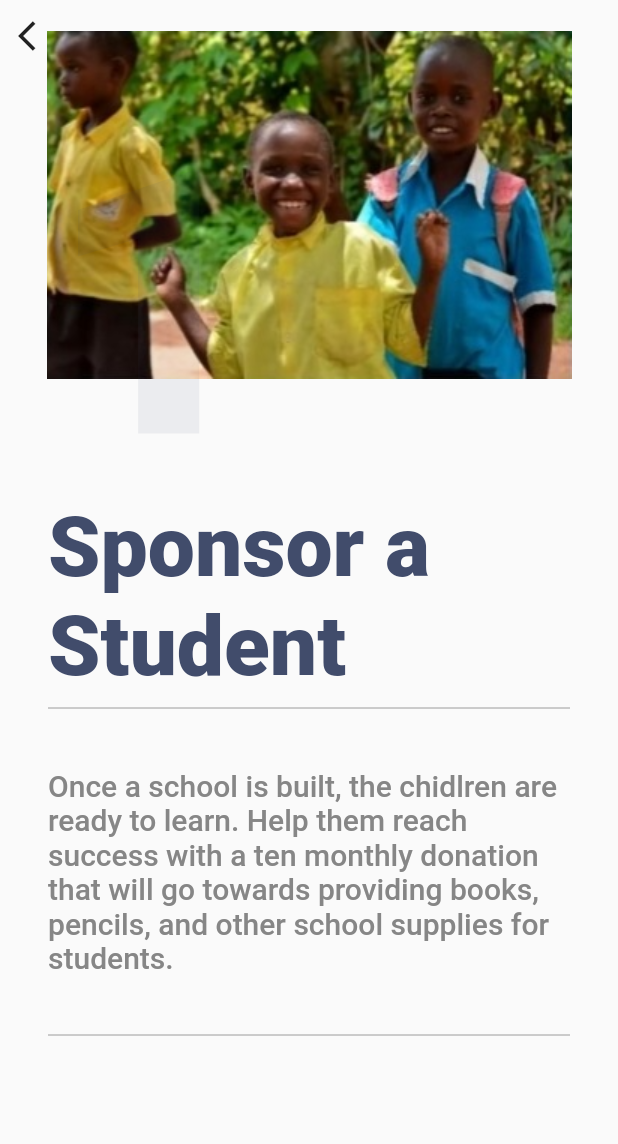
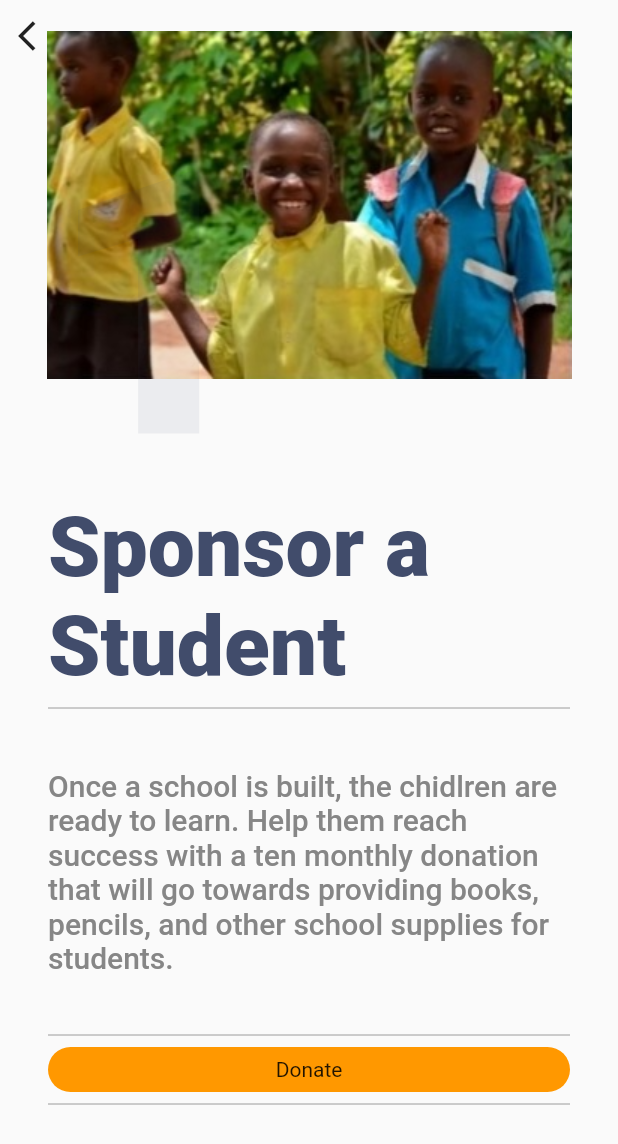
Before and after one commit to vhchau20/UI-Concept-Classy, a Flutter app: the screen it shows after launch, after a tap on "Help Build a Home", on a phone screen of 412 x 824 dp. Shown: the top 1144 px of the screen. Run offline on Flutter 3.47's test engine with Material 2 defaults, Android fonts, the phone set to English and light mode, and no system bars; our stand-ins replace flutter_swiper; Roboto replaces fonts that are missing (Avenir).

Commit message:
Added donate button and demo on README

```diff
--- a/lib/detail_page.dart
+++ b/lib/detail_page.dart
@@ -58,6 +58,18 @@ class DetailPage extends StatelessWidget {
                           ),
                         ),
                         SizedBox(height: 32),
+                        Divider(color: Colors.black38),
+                        ClipRRect(
+                          borderRadius: BorderRadius.circular(40.0),
+                          child: Container(
+                            height: 30.0,
+                            width: double.infinity,
+                            color: Colors.orange,
+                            child: Center(
+                              child: new Text("Donate"),
+                            ),
+                          ),
+                        ),
                         Divider(color: Colors.black38),
                       ],
                     ),
--- a/lib/home_page.dart
+++ b/lib/home_page.dart
@@ -37,11 +37,13 @@ class _HomePageState extends State<HomePage> {
                         fontFamily: 'Avenir',
                         fontSize: 44,
                         color: const Color(0xffffffff),
+                        // color: Colors.red,
                         fontWeight: FontWeight.w900,
                       ),
                       textAlign: TextAlign.left,
                     ),
                     DropdownButton(
+                      dropdownColor: Colors.blue,
                       items: [
                         DropdownMenuItem(
                           child: Text(
@@ -49,7 +51,7 @@ class _HomePageState extends State<HomePage> {
                             style: TextStyle(
                               fontFamily: 'Avenir',
                               fontSize: 24,
-                              color: const Color(0x7cdbf1ff),
+                              color: const Color(0xffffffff),
                               fontWeight: FontWeight.w500,
                             ),
                             textAlign: TextAlign.left,
```
Also changed, not shown: 5 other files.
